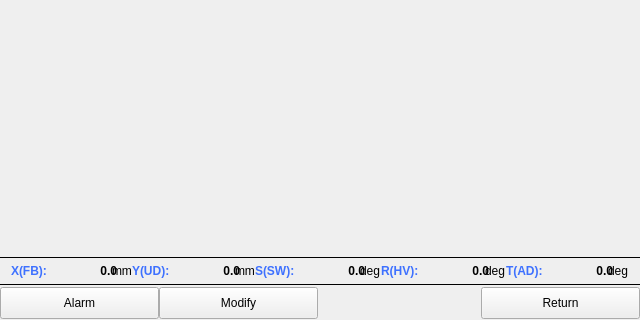
Old version of the form mainframe_5.ui in the repository GaussCheng/2-5AxisPunch; both pictures show x 0 to 640 and y 160 to 480 of the 640 by 480 pixel window.
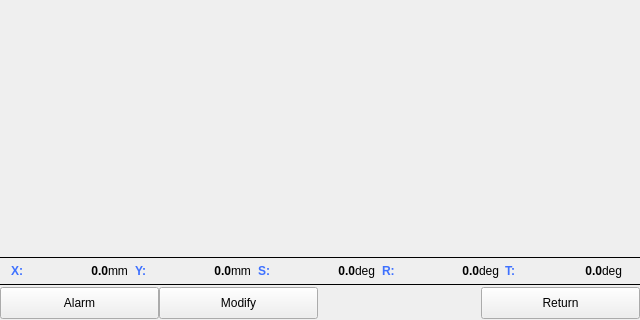
New version of the form. The open tabs and pages were chosen to show the change. Custom widgets are drawn as their Qt base class.

Patch:
```diff
--- a/mainframe_5.ui
+++ b/mainframe_5.ui
@@ -241,7 +241,7 @@
          <bool>true</bool>
         </property>
         <property name="text">
-         <string>X(FB):</string>
+         <string>X:</string>
         </property>
        </widget>
       </item>
@@ -362,7 +362,7 @@
          <bool>true</bool>
         </property>
         <property name="text">
-         <string>Y(UD):</string>
+         <string>Y:</string>
         </property>
        </widget>
       </item>
@@ -483,7 +483,7 @@
          <bool>true</bool>
         </property>
         <property name="text">
-         <string>S(SW):</string>
+         <string>S:</string>
         </property>
        </widget>
       </item>
@@ -604,7 +604,7 @@
          <bool>true</bool>
         </property>
         <property name="text">
-         <string>R(HV):</string>
+         <string>R:</string>
         </property>
        </widget>
       </item>
@@ -725,7 +725,7 @@
          <bool>true</bool>
         </property>
         <property name="text">
-         <string>T(AD):</string>
+         <string>T:</string>
         </property>
        </widget>
       </item>
```
Left out of the diff: 2 changed lines with no effect on the pictures.
